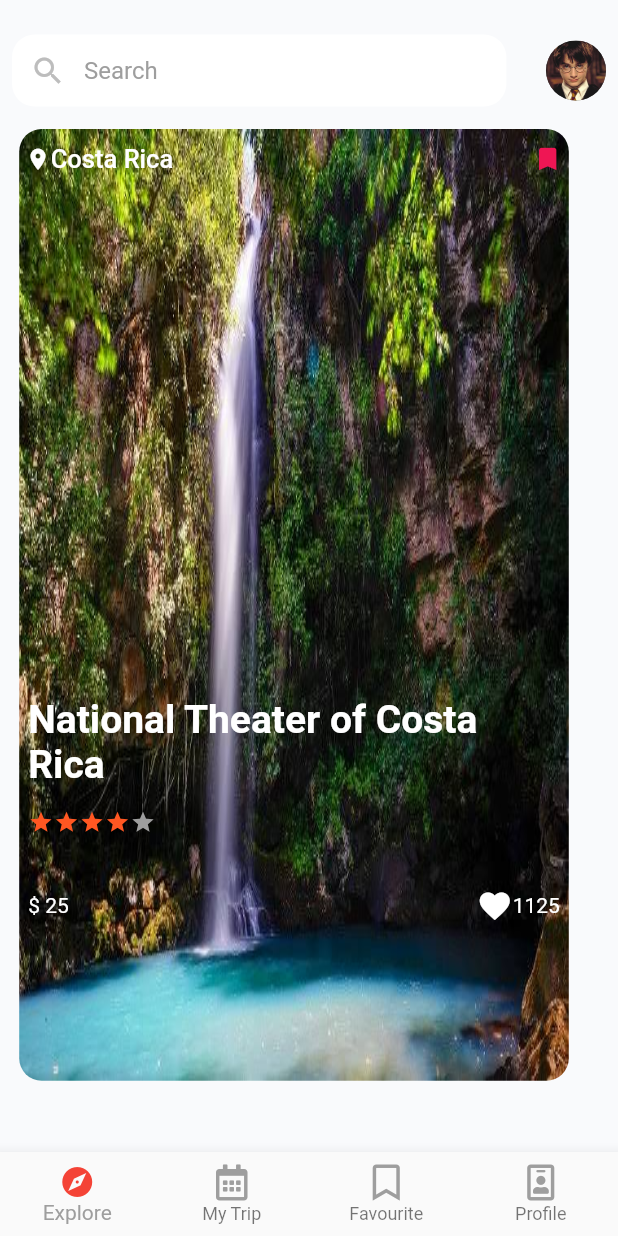
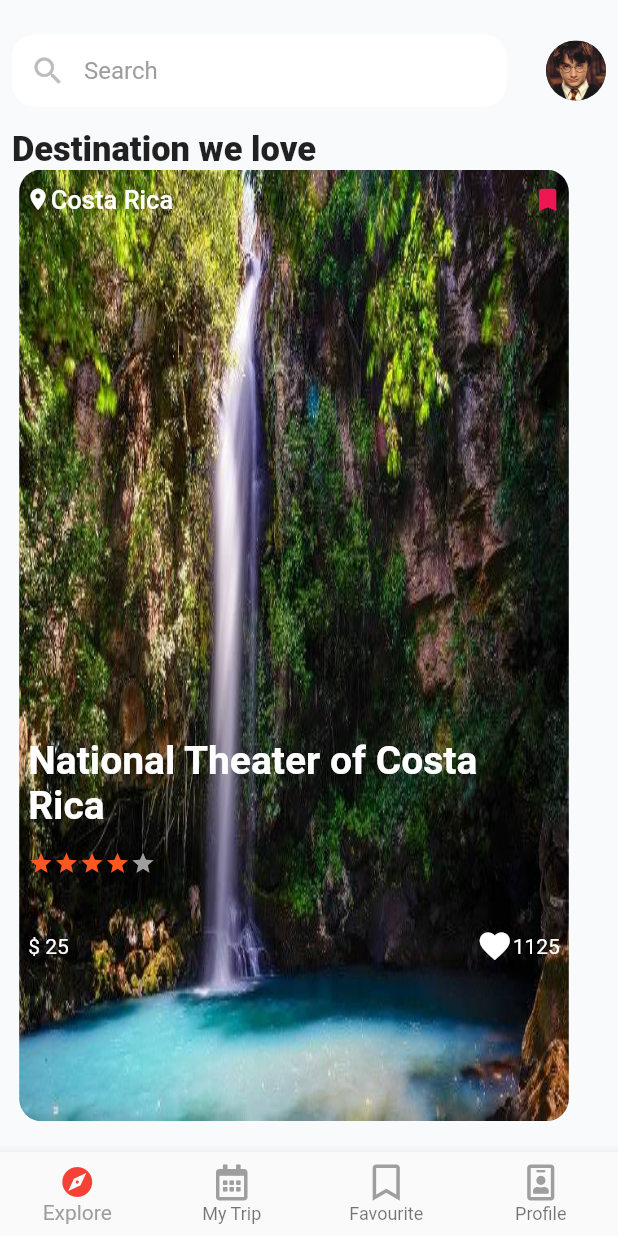
Before and after one commit to aliaafci/easy-travel-app, a Flutter app: the DiscoverNewPlace screen opened by its route, on a phone screen of 412 x 824 dp. Run offline on Flutter 3.47's test engine with Material 2 defaults, Android fonts, the phone set to English and light mode, and no system bars; drawn by our look-alikes of carousel_slider; our stand-ins replace font_awesome_flutter.

Commit message:
[Technical][easy-travel] [discover_new_place] add missing labels

```diff
--- a/lib/screens/discover_new_place.dart
+++ b/lib/screens/discover_new_place.dart
@@ -21,6 +21,19 @@ class _DiscoverNewPlaceState extends State<DiscoverNewPlace> {
                 child: ListView(
                   children: <Widget>[
                     _locationDeatilsTop(context),
+                  Row(
+                    mainAxisAlignment: MainAxisAlignment.spaceBetween,
+                    children: <Widget>[
+                      Text(
+                        S.of(context).destination_we_love_lbl,
+                        style: TextStyle(
+                          fontSize: 23,
+                          fontWeight: FontWeight.w800,
+                        ),
+                      ),
+
+                    ],
+                  ),
                     CarouselStarRateDetails(),
                   ],
                 ),
```
